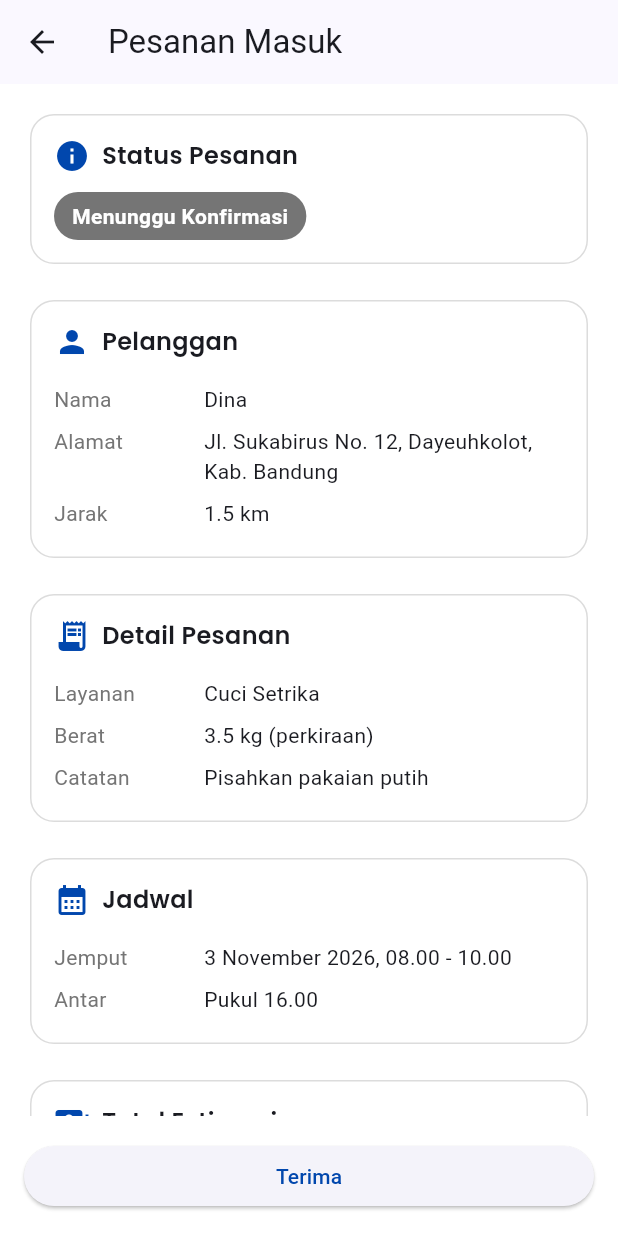
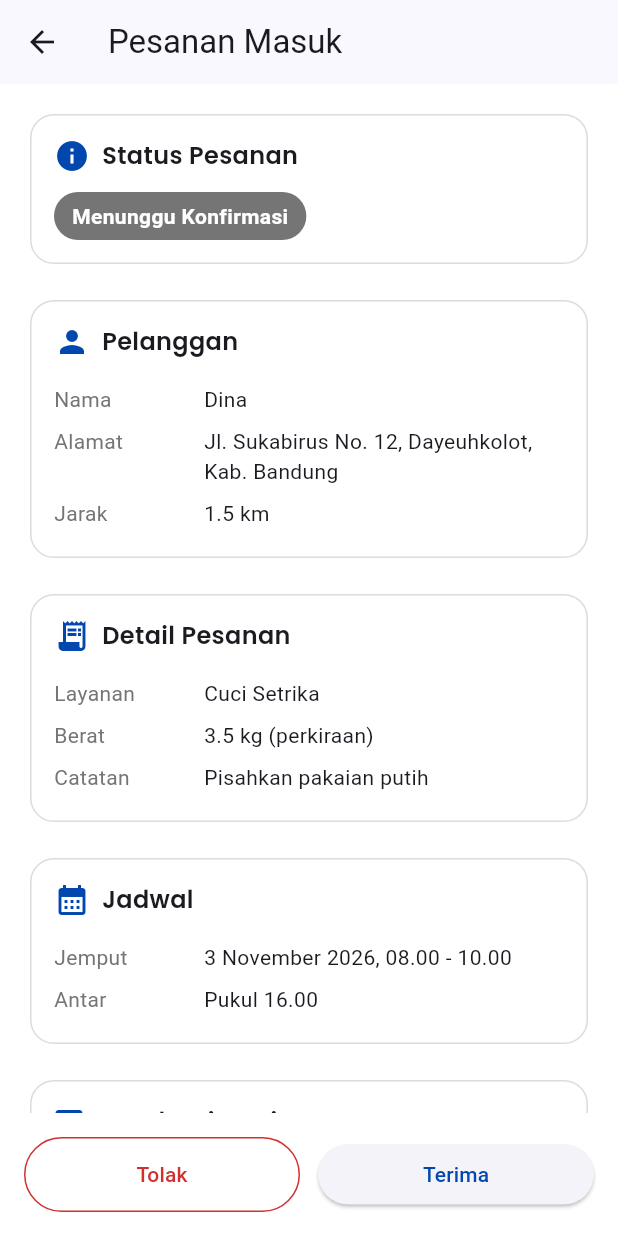
Before and after one commit to ridanXD/luvo, a Flutter app: the KonfirmasiPesananMitraPage screen opened directly, on a phone screen of 412 x 824 dp. Run offline on Flutter 3.47's test engine with Material 3 defaults, Android fonts, the light colour scheme and no system bars; our stand-ins replace camera, google_fonts; accounts and stored records are empty.

Commit message:
feat: menambahkan dialog tolak pesanan dengan alasan

```diff
--- a/lib/pages/konfirmasi_pesanan_mitra_page.dart
+++ b/lib/pages/konfirmasi_pesanan_mitra_page.dart
@@ -28,6 +28,14 @@ class _KonfirmasiPesananMitraPageState
     jamJemput: '08.00 - 10.00',
     jamAntar: jamAntarDefault,
   );
+
+  final alasanController = TextEditingController();
+
+  @override
+  void dispose() {
+    alasanController.dispose();
+    super.dispose();
+  }
 
   int hitungTotal() {
     final int biayaLayanan = (pesanan.layanan.hargaPerKg * pesanan.beratKg)
@@ -83,6 +91,47 @@ class _KonfirmasiPesananMitraPageState
     );
   }
 
+  void tolakPesanan() {
+    showDialog(
+      context: context,
+      builder: (context) {
+        return AlertDialog(
+          title: const Text('Tolak Pesanan?'),
+          content: TextField(
+            controller: alasanController,
+            maxLines: 3,
+            decoration: const InputDecoration(
+              labelText: 'Alasan penolakan',
+              hintText: 'Contoh: kapasitas penuh hari ini (opsional)',
+            ),
+          ),
+          actions: [
+            TextButton(
+              onPressed: () {
+                Navigator.pop(context);
+              },
+              child: const Text('Batal'),
+            ),
+            TextButton(
+              onPressed: () {
+                Navigator.pop(context);
+                setState(() {
+                  pesanan.status = StatusPesanan.ditolak;
+                  pesanan.alasanTolak = alasanController.text;
+                });
+                tampilkanPesan('Pesanan ditolak');
+              },
+              child: const Text(
+                'Tolak',
+                style: TextStyle(color: AppColors.merah),
+              ),
+            ),
+          ],
+        );
+      },
+    );
+  }
+
   Widget barisInfo(String label, String isi) {
     return Padding(
       padding: const EdgeInsets.symmetric(vertical: 4),
@@ -112,9 +161,27 @@ class _KonfirmasiPesananMitraPageState
       bottomNavigationBar: SafeArea(
         child: Padding(
           padding: const EdgeInsets.all(16),
+          child: Row(
+            children: [
+              Expanded(
+                child: OutlinedButton(
+                  onPressed: sudahDiproses ? null : tolakPesanan,
+                  style: OutlinedButton.styleFrom(
+                    foregroundColor: AppColors.merah,
+                    side: const BorderSide(color: AppColors.merah),
+                    minimumSize: const Size(0, 50),
+                  ),
+                  child: const Text('Tolak'),
+                ),
+              ),
+              const SizedBox(width: 12),
+              Expanded(
                 child: ElevatedButton(
                   onPressed: sudahDiproses ? null : terimaPesanan,
                   child: const Text('Terima'),
+                ),
+              ),
+            ],
           ),
         ),
       ),
@@ -124,8 +191,14 @@ class _KonfirmasiPesananMitraPageState
           KartuBagian(
             judul: 'Status Pesanan',
             ikon: Icons.info,
-            isi: Container(
-              padding: const EdgeInsets.symmetric(horizontal: 12, vertical: 6),
+            isi: Column(
+              crossAxisAlignment: CrossAxisAlignment.start,
+              children: [
+                Container(
+                  padding: const EdgeInsets.symmetric(
+                    horizontal: 12,
+                    vertical: 6,
+                  ),
                   decoration: BoxDecoration(
                     color: warnaStatus(),
                     borderRadius: BorderRadius.circular(20),
@@ -137,6 +210,13 @@ class _KonfirmasiPesananMitraPageState
                       fontWeight: FontWeight.bold,
                     ),
                   ),
+                ),
+                if (pesanan.alasanTolak.isNotEmpty)
+                  Padding(
+                    padding: const EdgeInsets.only(top: 8),
+                    child: Text('Alasan: ${pesanan.alasanTolak}'),
+                  ),
+              ],
             ),
           ),
           const SizedBox(height: 16),
```
Lines whose indentation alone changed are shown as unchanged.
